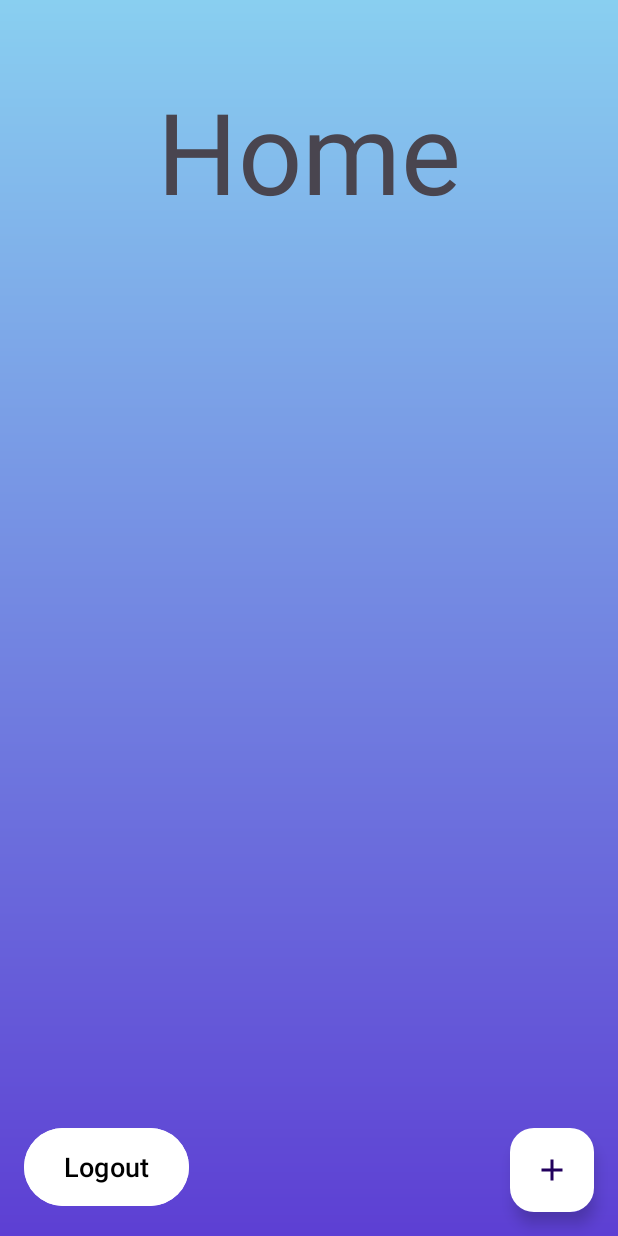
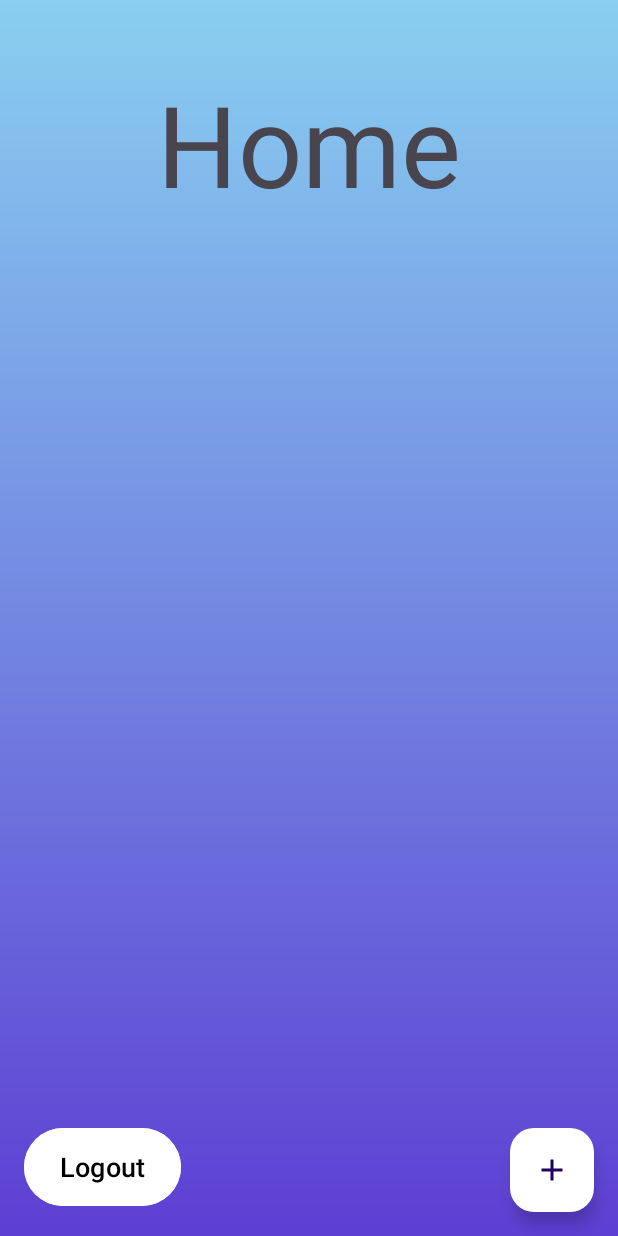
Before and after one commit to zacktram/DiaryApp, an Android app: the HomeActivity screen opened directly, with no data from a screen before it, on a phone screen of 412 x 824 dp. Run offline under Robolectric (Android 15) with nearby library versions, the phone set to English and light mode, and no system bars.

Commit message:
cleaned up margins with bottom app bar on home page

```diff
--- a/app/src/main/res/layout/entry_item.xml
+++ b/app/src/main/res/layout/entry_item.xml
@@ -2,8 +2,8 @@
 <RelativeLayout xmlns:android="http://schemas.android.com/apk/res/android"
     android:orientation="vertical"
     android:layout_width="match_parent"
-    android:layout_height="100sp"
-    android:padding="15sp" >
+    android:layout_height="wrap_content"
+    android:padding="10sp" >
 
     <TextView
         android:id="@+id/entryItemTitle"
@@ -25,7 +25,6 @@
         android:maxLines="1"
         android:textColor="@color/black"
         android:textSize="20sp"
-        android:layout_marginTop="2sp"
         android:layout_below="@id/entryItemTitle"
         android:layout_alignParentLeft="true"
     />
--- a/app/src/main/res/layout/home_activity.xml
+++ b/app/src/main/res/layout/home_activity.xml
@@ -15,20 +15,20 @@
         android:textSize="75sp"
         android:layout_alignParentTop="true"
         android:layout_centerHorizontal="true"
-        android:layout_marginTop="50sp"
+        android:layout_marginTop="45sp"
     />
 
 <LinearLayout
     android:layout_width="match_parent"
     android:layout_height="match_parent"
     android:layout_below="@id/homePageTitle"
-    android:layout_above="@id/bottomAppBar" >
+    android:layout_above="@id/bottomAppBar"
+    android:layout_marginTop="3sp" >
 
     <ListView
         android:id="@+id/entryListView"
         android:layout_width="match_parent"
         android:layout_height="match_parent"
-        android:layout_marginTop="3sp"
         android:dividerHeight="1sp"
         android:divider="@color/gray"
         android:layout_weight="1"
@@ -42,15 +42,13 @@
         android:id="@+id/bottomAppBar"
         android:layout_width="match_parent"
         android:layout_height="wrap_content"
-        android:layout_marginRight="10sp"
-        android:layout_marginBottom="10sp"
         android:layout_alignParentBottom="true">
 
 
         <com.google.android.material.floatingactionbutton.FloatingActionButton
             android:id="@+id/addEntryFab"
             android:layout_width="wrap_content"
-            android:layout_height="wrap_content"
+            android:layout_height="60sp"
             android:layout_gravity="bottom|end"
             android:src="@drawable/plus_symbol"
             android:layout_margin="16sp"
@@ -61,7 +59,7 @@
 
         <Button
             android:id="@+id/logoutButton"
-            android:layout_width="110sp"
+            android:layout_width="wrap_content"
             android:layout_height="60sp"
             android:text="Logout"
             android:textSize="18sp"
```
